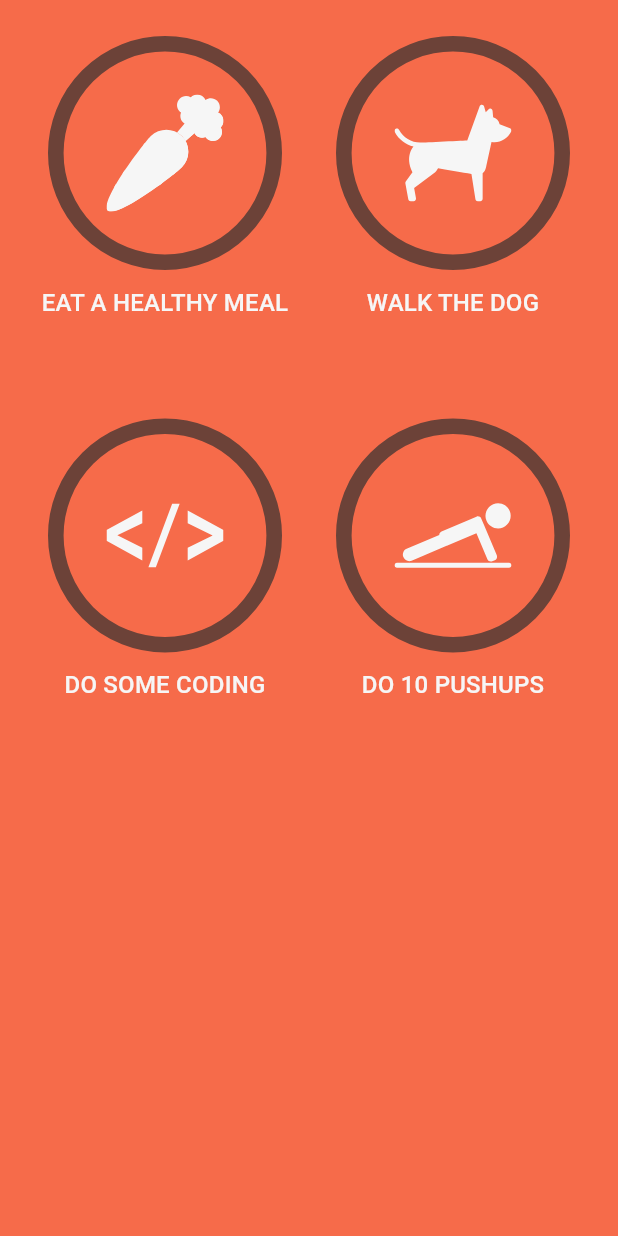
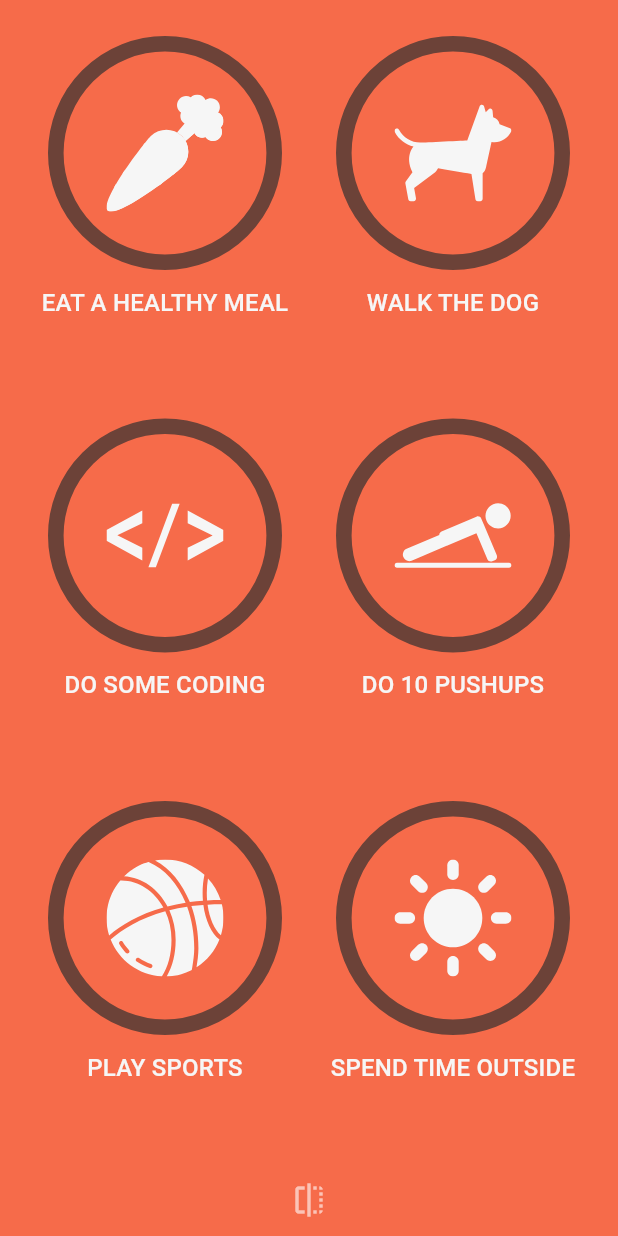
Before and after one commit to MohammadLashkari/habit-tracker, a Flutter app: the screen it shows after launch, on a phone screen of 412 x 824 dp. Run offline on Flutter 3.47's test engine with Material 3 defaults, Android fonts, the phone set to English and light mode, and no system bars; our stand-ins replace flutter_riverpod, flutter_svg, hive, hive_flutter; accounts and stored records are empty.

Commit message:
implement flip animation

```diff
--- a/lib/home/home_page.dart
+++ /dev/null
@@ -1,21 +0,0 @@
-import 'package:flutter/material.dart';
-import 'package:flutter_riverpod/flutter_riverpod.dart';
-import 'package:habit_tracker/home/tasks_grid_screen.dart';
-import 'package:habit_tracker/persistence/hive_database.dart';
-
-class HomePage extends ConsumerWidget {
-  const HomePage({super.key});
-
-  @override
-  Widget build(BuildContext context, WidgetRef ref) {
-    final database = ref.watch(hiveDataBaseProvider);
-    return ValueListenableBuilder(
-      valueListenable: database.taskListenble(),
-      builder: (context, box, child) {
-        return TasksGridScreen(
-          tasks: box.values.toList(),
-        );
-      },
-    );
-  }
-}
--- /dev/null
+++ b/lib/home/home_screen.dart
@@ -0,0 +1,37 @@
+import 'package:flutter/material.dart';
+import 'package:flutter_riverpod/flutter_riverpod.dart';
+import 'package:habit_tracker/home/screen_flip.dart';
+import 'package:habit_tracker/home/tasks_grid_screen.dart';
+import 'package:habit_tracker/persistence/hive_database.dart';
+
+class HomeScreen extends ConsumerWidget {
+  HomeScreen({super.key});
+
+  final _pageFlipKey = GlobalKey<ScreenFlipState>();
+
+  @override
+  Widget build(BuildContext context, WidgetRef ref) {
+    final database = ref.watch(hiveDataBaseProvider);
+    return ScreenFlip(
+      key: _pageFlipKey,
+      front: ValueListenableBuilder(
+        valueListenable: database.frontTaskListenble(),
+        builder: (context, box, child) {
+          return TasksGridScreen(
+            tasks: box.values.toList(),
+            onFlip: () => _pageFlipKey.currentState?.flip(),
+          );
+        },
+      ),
+      back: ValueListenableBuilder(
+        valueListenable: database.backTaskListenble(),
+        builder: (context, box, child) {
+          return TasksGridScreen(
+            tasks: box.values.toList(),
+            onFlip: () => _pageFlipKey.currentState?.flip(),
+          );
+        },
+      ),
+    );
+  }
+}
--- /dev/null
+++ b/lib/home/home_screen_bottom_options.dart
@@ -0,0 +1,23 @@
+import 'package:flutter/material.dart';
+import 'package:habit_tracker/theming/app_theme.dart';
+
+class HomeScreenBottomOptions extends StatelessWidget {
+  const HomeScreenBottomOptions({super.key, this.onFlip});
+  final VoidCallback? onFlip;
+
+  @override
+  Widget build(BuildContext context) {
+    return Row(
+      mainAxisAlignment: MainAxisAlignment.center,
+      children: [
+        IconButton(
+          onPressed: onFlip,
+          icon: Icon(
+            Icons.flip,
+            color: AppTheme.of(context).settingsLabel,
+          ),
+        ),
+      ],
+    );
+  }
+}
--- /dev/null
+++ b/lib/home/screen_flip.dart
@@ -0,0 +1,99 @@
+import 'dart:math';
+
+import 'package:flutter/material.dart';
+
+class ScreenFlip extends StatefulWidget {
+  const ScreenFlip({
+    super.key,
+    required this.front,
+    required this.back,
+  });
+  final Widget front;
+  final Widget back;
+
+  @override
+  State<ScreenFlip> createState() => ScreenFlipState();
+}
+
+class ScreenFlipState extends State<ScreenFlip>
+    with SingleTickerProviderStateMixin {
+  bool _showFrontSide = true;
+  late final AnimationController _controller;
+
+  @override
+  void initState() {
+    super.initState();
+    _controller = AnimationController(
+      vsync: this,
+      duration: const Duration(seconds: 1),
+    );
+    _controller.addStatusListener(
+      (status) {
+        if (status == AnimationStatus.completed ||
+            status == AnimationStatus.dismissed) {
+          setState(() => _showFrontSide = !_showFrontSide);
+        }
+      },
+    );
+  }
+
+  @override
+  void dispose() {
+    _controller.dispose();
+    super.dispose();
+  }
+
+  void flip() {
+    if (_showFrontSide) {
+      _controller.forward();
+    } else {
+      _controller.reverse();
+    }
+  }
+
+  @override
+  Widget build(BuildContext context) {
+    return GestureDetector(
+      onHorizontalDragUpdate: (details) {},
+      child: AnimatedScreen(
+        animation: _controller,
+        showFrontSide: _showFrontSide,
+        front: widget.front,
+        back: widget.back,
+      ),
+    );
+  }
+}
+
+class AnimatedScreen extends AnimatedWidget {
+  const AnimatedScreen({
+    super.key,
+    required this.animation,
+    required this.showFrontSide,
+    required this.front,
+    required this.back,
+  }) : super(listenable: animation);
+
+  final Animation<double> animation;
+  final bool showFrontSide;
+  final Widget front;
+  final Widget back;
+
+  @override
+  Widget build(BuildContext context) {
+    final isAnimationFirstHalf = animation.value < 0.5;
+    final child = isAnimationFirstHalf ? front : back;
+    final rotationValue = animation.value * pi;
+    final rotationAngle =
+        animation.value > 0.5 ? pi - rotationValue : rotationValue;
+    var tilt = (animation.value - 0.5).abs() - 0.5;
+    tilt *= isAnimationFirstHalf ? -0.003 : 0.003;
+    return Transform(
+      alignment: Alignment.center,
+      transform: Matrix4.identity()
+        ..setEntry(3, 0, tilt)
+        ..rotateY(rotationAngle),
+      child: child,
+    );
+  }
+}
--- a/lib/home/tasks_grid_screen.dart
+++ b/lib/home/tasks_grid_screen.dart
@@ -1,11 +1,17 @@
 import 'package:flutter/material.dart';
+import 'package:habit_tracker/home/home_screen_bottom_options.dart';
 import 'package:habit_tracker/home/tasks_grid.dart';
 import 'package:habit_tracker/models/task.dart';
 import 'package:habit_tracker/theming/app_theme.dart';
 
 class TasksGridScreen extends StatelessWidget {
-  const TasksGridScreen({super.key, required this.tasks});
+  const TasksGridScreen({
+    super.key,
+    required this.tasks,
+    this.onFlip,
+  });
   final List<Task> tasks;
+  final VoidCallback? onFlip;
 
   @override
   Widget build(BuildContext context) {
@@ -14,6 +20,7 @@ class TasksGridScreen extends StatelessWidget {
       body: SafeArea(
         child: TasksGridContents(
           tasks: tasks,
+          onFlip: onFlip,
         ),
       ),
     );
@@ -21,16 +28,30 @@ class TasksGridScreen extends StatelessWidget {
 }
 
 class TasksGridContents extends StatelessWidget {
-  const TasksGridContents({super.key, required this.tasks});
+  const TasksGridContents({
+    super.key,
+    required this.tasks,
+    this.onFlip,
+  });
   final List<Task> tasks;
+  final VoidCallback? onFlip;
 
   @override
   Widget build(BuildContext context) {
-    return Padding(
-      padding: const EdgeInsets.all(24.0),
-      child: TasksGrid(
-        tasks: tasks,
-      ),
+    return Column(
+      children: [
+        Expanded(
+          child: Padding(
+            padding: const EdgeInsets.all(24.0),
+            child: TasksGrid(
+              tasks: tasks,
+            ),
+          ),
+        ),
+        HomeScreenBottomOptions(
+          onFlip: onFlip,
+        ),
+      ],
     );
   }
 }
--- a/lib/main.dart
+++ b/lib/main.dart
@@ -2,7 +2,7 @@ import 'package:flutter/material.dart';
 import 'package:flutter_riverpod/flutter_riverpod.dart';
 import 'package:habit_tracker/constants/app_assets.dart';
 import 'package:habit_tracker/constants/app_colors.dart';
-import 'package:habit_tracker/home/home_page.dart';
+import 'package:habit_tracker/home/home_screen.dart';
 import 'package:habit_tracker/models/task.dart';
 import 'package:habit_tracker/persistence/hive_database.dart';
 import 'package:habit_tracker/theming/app_theme.dart';
@@ -11,12 +11,21 @@ Future<void> main() async {
   final hiveDataBase = HiveDataBase();
   await hiveDataBase.init();
   await hiveDataBase.createDemoTasks(
-    tasks: [
+    frontTasks: [
       Task(name: 'Eat a Healthy Meal', iconName: AppAssets.carrot),
       Task(name: 'Walk the Dog', iconName: AppAssets.dog),
       Task(name: 'Do Some Coding', iconName: AppAssets.html),
       Task(name: 'Do 10 Pushups', iconName: AppAssets.pushups),
+      Task(name: 'Play Sports', iconName: AppAssets.basketball),
+      Task(name: 'Spend Time Outside', iconName: AppAssets.sun),
     ],
+    backTasks: [
+      Task(name: 'Eat a Healthy Meal', iconName: AppAssets.carrot),
+      Task(name: 'Do Some Coding', iconName: AppAssets.html),
+      Task(name: 'Play Sports', iconName: AppAssets.basketball),
+      Task(name: 'Spend Time Outside', iconName: AppAssets.sun),
+    ],
+    force: true,
   );
   runApp(
     ProviderScope(
@@ -38,7 +47,7 @@ class MainApp extends StatelessWidget {
       theme: ThemeData(),
       home: AppTheme(
         data: AppThemeData.defaultWithSwatch(AppColors.red),
-        child: const HomePage(),
+        child: HomeScreen(),
       ),
     );
   }
```
Also changed, not shown: lib/persistence/hive_database.dart (+22 -8 lines).
